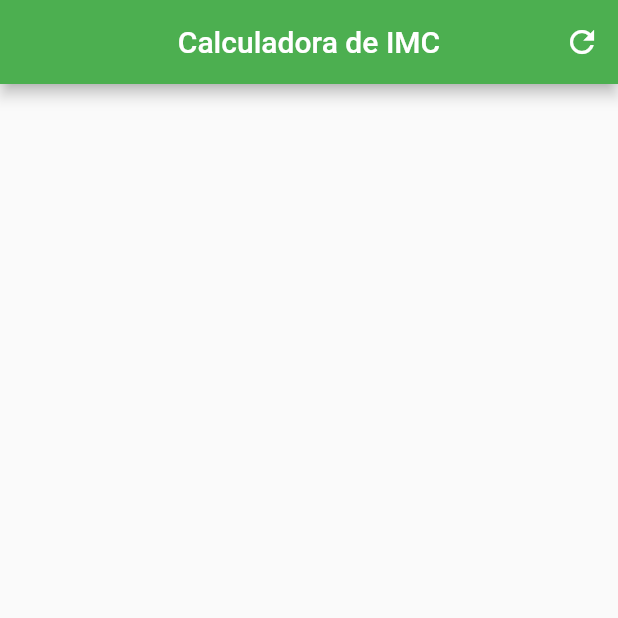
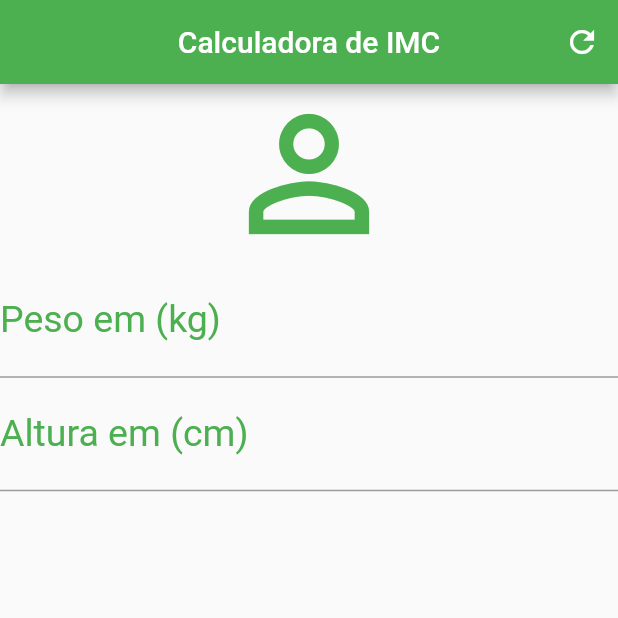
Before and after one commit to Daniels887/flutter_imc, a Flutter app: the screen it shows after launch, on a phone screen of 412 x 824 dp, the top half of it. Run offline on Flutter 3.47's test engine with Material 2 defaults, Android fonts, the phone set to English and light mode, and no system bars.

Commit message:
feat: create body of screen

```diff
--- a/lib/pages/home_page.dart
+++ b/lib/pages/home_page.dart
@@ -15,6 +15,23 @@ class _HomePageState extends State<HomePage> {
         backgroundColor: Colors.green,
         actions: [IconButton(icon: Icon(Icons.refresh), onPressed: () {})],
       ),
+      body: Column(crossAxisAlignment: CrossAxisAlignment.stretch, children: [
+        Icon(Icons.person_outline, size: 120.0, color: Colors.green),
+        TextField(
+            keyboardType: TextInputType.number,
+            decoration: InputDecoration(
+                labelText: "Peso em (kg)",
+                labelStyle: TextStyle(color: Colors.green)),
+            textAlign: TextAlign.center,
+            style: TextStyle(color: Colors.green, fontSize: 25.0)),
+        TextField(
+            keyboardType: TextInputType.number,
+            decoration: InputDecoration(
+                labelText: "Altura em (cm)",
+                labelStyle: TextStyle(color: Colors.green)),
+            textAlign: TextAlign.center,
+            style: TextStyle(color: Colors.green, fontSize: 25.0))
+      ]),
     );
   }
 }
```
